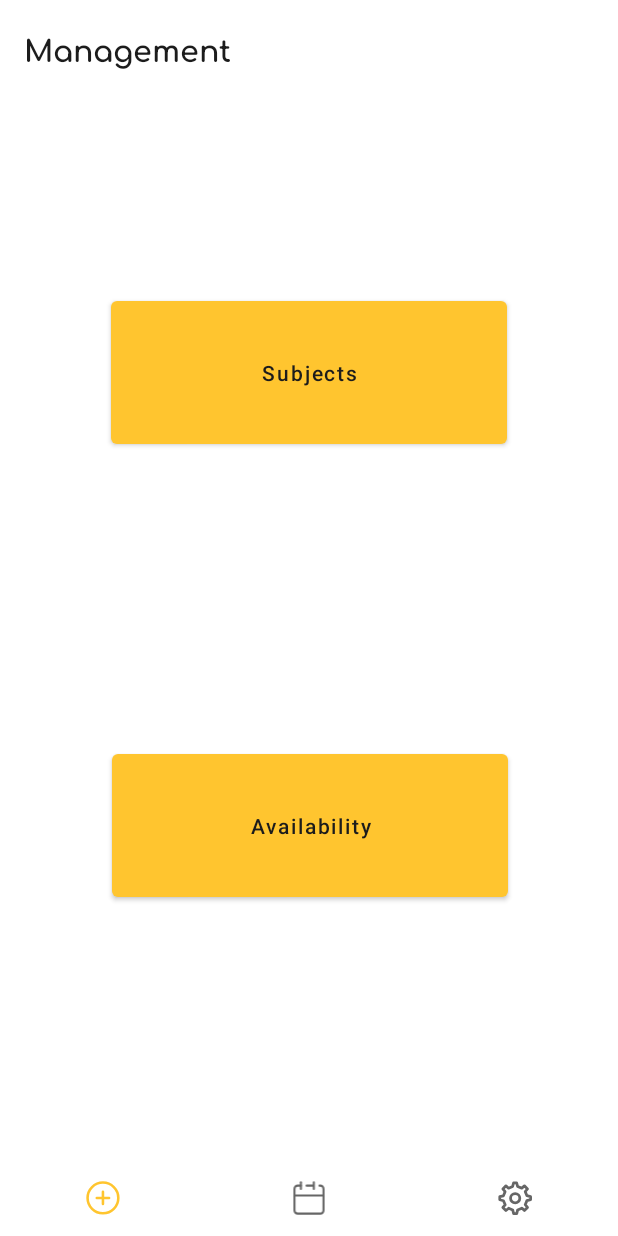
After one commit to dfontalv20/UniTasker, an Android app: the fragment ManagementFragment placed in its activity, on a phone screen of 412 x 824 dp. The commit adds this screen. Run offline under Robolectric (Android 15) with nearby library versions, the phone set to English and light mode, and no system bars.

Commit message:
feat: Added navigation bar

```diff
--- /dev/null
+++ b/app/src/main/java/com/example/unitasker/CalendarFragment.kt
@@ -0,0 +1,17 @@
+package com.example.unitasker
+
+import android.os.Bundle
+import androidx.fragment.app.Fragment
+import android.view.LayoutInflater
+import android.view.View
+import android.view.ViewGroup
+
+class CalendarFragment : Fragment() {
+
+    override fun onCreateView(
+        inflater: LayoutInflater, container: ViewGroup?,
+        savedInstanceState: Bundle?
+    ): View? {
+        return inflater.inflate(R.layout.calendar, container, false)
+    }
+}
--- a/app/src/main/java/com/example/unitasker/MainActivity.kt
+++ b/app/src/main/java/com/example/unitasker/MainActivity.kt
@@ -2,10 +2,42 @@ package com.example.unitasker
 
 import androidx.appcompat.app.AppCompatActivity
 import android.os.Bundle
+import android.view.MenuItem
+import android.view.View
+import android.widget.FrameLayout
+import android.widget.TextView
+import androidx.fragment.app.Fragment
+import androidx.fragment.app.FragmentManager
+import com.google.android.material.bottomnavigation.BottomNavigationView
 
 class MainActivity : AppCompatActivity() {
+
+    private var frameLayout: FrameLayout? = null
+    private var navbar: BottomNavigationView? = null
+
     override fun onCreate(savedInstanceState: Bundle?) {
         super.onCreate(savedInstanceState)
-        setContentView(R.layout.activity_main)
+        setContentView(R.layout.main)
+        frameLayout = findViewById(R.id.main_layout)
+        navbar = findViewById(R.id.navbar)
+        navbar?.setOnItemSelectedListener { item ->
+            handleNavbarItemSelection(item)
+        }
+    }
+
+    private fun handleNavbarItemSelection(item: MenuItem): Boolean {
+        when(item.itemId) {
+            R.id.calendar -> changeView(CalendarFragment())
+            R.id.management -> changeView(ManagementFragment())
+            R.id.new_task -> changeView(NewTaskFragment())
+        }
+        return true
+    }
+
+    private fun changeView(fragment: Fragment) {
+        val manager = supportFragmentManager
+        val transition = manager.beginTransaction()
+        transition.replace(R.id.main_layout, fragment)
+        transition.commit()
     }
 }
--- /dev/null
+++ b/app/src/main/java/com/example/unitasker/ManagementFragment.kt
@@ -0,0 +1,17 @@
+package com.example.unitasker
+
+import android.os.Bundle
+import androidx.fragment.app.Fragment
+import android.view.LayoutInflater
+import android.view.View
+import android.view.ViewGroup
+
+class ManagementFragment : Fragment() {
+
+    override fun onCreateView(
+        inflater: LayoutInflater, container: ViewGroup?,
+        savedInstanceState: Bundle?
+    ): View? {
+        return inflater.inflate(R.layout.management, container, false)
+    }
+}
--- /dev/null
+++ b/app/src/main/java/com/example/unitasker/NewTaskFragment.kt
@@ -0,0 +1,17 @@
+package com.example.unitasker
+
+import android.os.Bundle
+import androidx.fragment.app.Fragment
+import android.view.LayoutInflater
+import android.view.View
+import android.view.ViewGroup
+
+class NewTaskFragment : Fragment() {
+
+    override fun onCreateView(
+        inflater: LayoutInflater, container: ViewGroup?,
+        savedInstanceState: Bundle?
+    ): View? {
+        return inflater.inflate(R.layout.task_form, container, false)
+    }
+}
--- /dev/null
+++ b/app/src/main/res/drawable/ic_add_circled_outline.xml
@@ -0,0 +1,20 @@
+<vector xmlns:android="http://schemas.android.com/apk/res/android"
+    android:width="14dp"
+    android:height="14dp"
+    android:viewportWidth="14"
+    android:viewportHeight="14">
+  <path
+      android:strokeWidth="1"
+      android:pathData="M4.586,6.977H6.977M6.977,6.977H9.368M6.977,6.977V4.586M6.977,6.977V9.368"
+      android:strokeLineJoin="round"
+      android:fillColor="#00000000"
+      android:strokeColor="#000000"
+      android:strokeLineCap="round"/>
+  <path
+      android:strokeWidth="1"
+      android:pathData="M6.977,12.954C10.278,12.954 12.954,10.278 12.954,6.977C12.954,3.676 10.278,1 6.977,1C3.676,1 1,3.676 1,6.977C1,10.278 3.676,12.954 6.977,12.954Z"
+      android:strokeLineJoin="round"
+      android:fillColor="#00000000"
+      android:strokeColor="#000000"
+      android:strokeLineCap="round"/>
+</vector>
--- /dev/null
+++ b/app/src/main/res/drawable/ic_settings.xml
@@ -0,0 +1,20 @@
+<vector xmlns:android="http://schemas.android.com/apk/res/android"
+    android:width="13dp"
+    android:height="13dp"
+    android:viewportWidth="13"
+    android:viewportHeight="13">
+  <path
+      android:strokeWidth="1"
+      android:pathData="M6.565,8.234C7.487,8.234 8.234,7.487 8.234,6.565C8.234,5.643 7.487,4.895 6.565,4.895C5.643,4.895 4.895,5.643 4.895,6.565C4.895,7.487 5.643,8.234 6.565,8.234Z"
+      android:strokeLineJoin="round"
+      android:fillColor="#00000000"
+      android:strokeColor="#000000"
+      android:strokeLineCap="round"/>
+  <path
+      android:strokeWidth="1"
+      android:pathData="M10.807,5.672L10.196,4.197L11.017,3.226L9.904,2.113L8.938,2.938L7.432,2.319L7.085,1H5.998L5.646,2.336L4.174,2.957L3.226,2.113L2.113,3.226L2.922,4.221L2.32,5.7L1,6.008V7.121L2.336,7.486L2.956,8.958L2.113,9.904L3.226,11.017L4.223,10.205L5.673,10.801L6.008,12.13H7.121L7.458,10.802L8.933,10.191C9.179,10.366 9.904,11.017 9.904,11.017L11.017,9.904L10.191,8.93L10.802,7.454L12.13,7.109L12.13,6.008L10.807,5.672Z"
+      android:strokeLineJoin="round"
+      android:fillColor="#00000000"
+      android:strokeColor="#000000"
+      android:strokeLineCap="round"/>
+</vector>
--- /dev/null
+++ b/app/src/main/res/layout/main.xml
@@ -0,0 +1,28 @@
+<?xml version="1.0" encoding="utf-8"?>
+<androidx.constraintlayout.widget.ConstraintLayout xmlns:android="http://schemas.android.com/apk/res/android"
+    xmlns:tools="http://schemas.android.com/tools"
+    android:layout_width="match_parent"
+    android:layout_height="match_parent"
+    xmlns:app="http://schemas.android.com/apk/res-auto">
+
+    <FrameLayout
+        android:id="@+id/main_layout"
+        android:layout_width="0dp"
+        android:layout_height="0dp"
+        app:layout_constraintBottom_toTopOf="@+id/navbar"
+        app:layout_constraintEnd_toEndOf="parent"
+        app:layout_constraintHorizontal_bias="1.0"
+        app:layout_constraintStart_toStartOf="parent"
+        app:layout_constraintTop_toTopOf="parent" />
+
+    <com.google.android.material.bottomnavigation.BottomNavigationView
+        android:id="@+id/navbar"
+        android:layout_width="0dp"
+        android:layout_height="50dp"
+        app:layout_constraintBottom_toBottomOf="parent"
+        app:layout_constraintEnd_toEndOf="parent"
+        app:layout_constraintStart_toStartOf="parent"
+        app:labelVisibilityMode="unlabeled"
+        app:elevation="0dp"
+        app:menu="@menu/nabvar_items" />
+</androidx.constraintlayout.widget.ConstraintLayout>
--- /dev/null
+++ b/app/src/main/res/menu/nabvar_items.xml
@@ -0,0 +1,7 @@
+<?xml version="1.0" encoding="utf-8"?>
+<menu xmlns:android="http://schemas.android.com/apk/res/android">
+
+    <item android:title="New Task" android:id="@+id/new_task" android:icon="@drawable/ic_add_circled_outline"/>
+    <item android:title="Calendar" android:id="@+id/calendar" android:icon="@drawable/ic_calendar"/>
+    <item android:title="Management" android:id="@+id/management" android:icon="@drawable/ic_settings"/>
+</menu>
--- a/app/src/main/res/values/strings.xml
+++ b/app/src/main/res/values/strings.xml
@@ -1,3 +1,5 @@
 <resources>
     <string name="app_name">UniTasker</string>
+    <!-- TODO: Remove or change this placeholder text -->
+    <string name="hello_blank_fragment">Hello blank fragment</string>
 </resources>
```
Also changed, not shown: app/src/main/res/layout/calendar.xml (renamed from app/src/main/res/layout/activity_main.xml).
